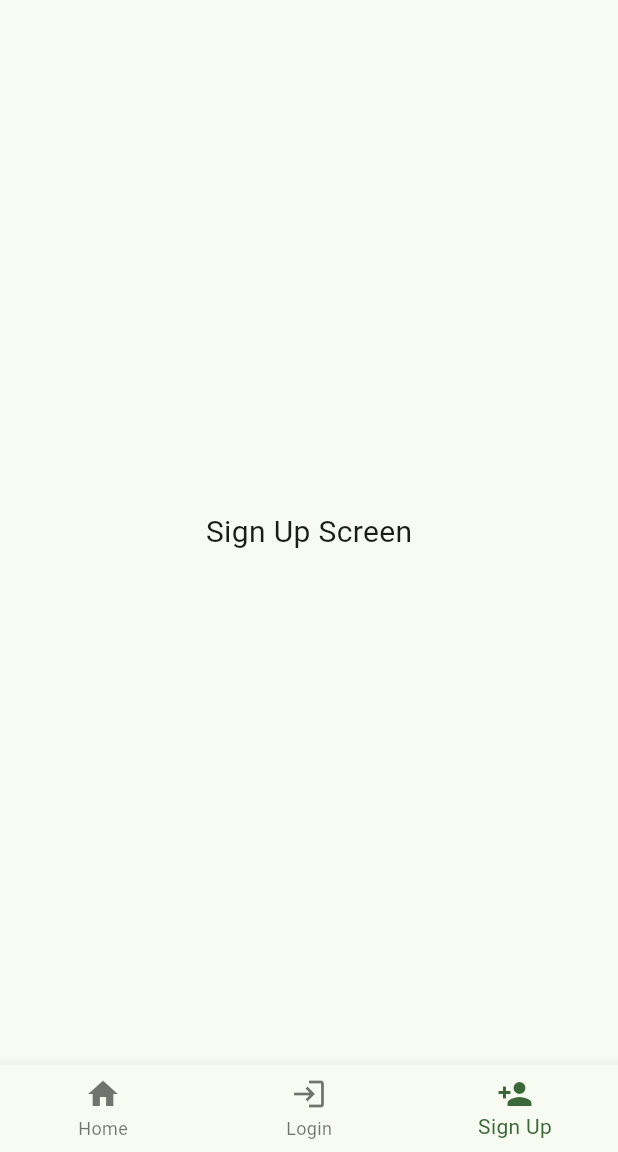
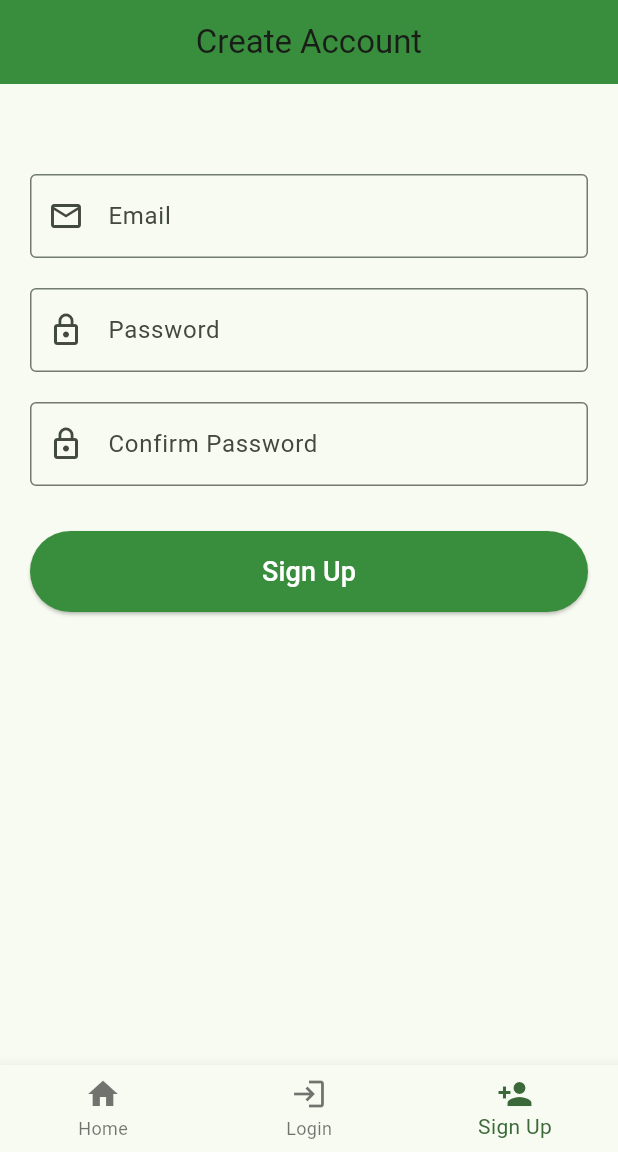
Before and after one commit to karmehr-arora/Recyclopedia, a Flutter app: the screen it shows after launch, item 3 of the bottom bar chosen, on a phone screen of 412 x 824 dp, the part 84-1236 px from its top. Run offline on Flutter 3.47's test engine with Material 3 defaults, Android fonts, the phone set to English and light mode, and no system bars.

Commit message:
Update SignUp page UI and logic

```diff
--- a/frontend/lib/screens/signup_screen.dart
+++ b/frontend/lib/screens/signup_screen.dart
@@ -1,12 +1,108 @@
 import 'package:flutter/material.dart';
 
-class SignUpScreen extends StatelessWidget {
+class SignUpScreen extends StatefulWidget {
   const SignUpScreen({super.key});
 
   @override
+  State<SignUpScreen> createState() => _SignUpScreenState();
+}
+
+class _SignUpScreenState extends State<SignUpScreen> {
+  final _formKey = GlobalKey<FormState>();
+  final _emailController = TextEditingController();
+  final _passwordController = TextEditingController();
+  final _confirmPasswordController = TextEditingController();
+
+  @override
   Widget build(BuildContext context) {
-    return const Center(
-      child: Text('Sign Up Screen', style: TextStyle(fontSize: 20)),
+    return Scaffold(
+      appBar: AppBar(
+        title: const Text('Create Account'),
+        centerTitle: true,
+        backgroundColor: Colors.green[700],
+      ),
+      body: SingleChildScrollView(
+        padding: const EdgeInsets.all(20),
+        child: Form(
+          key: _formKey,
+          child: Column(
+            crossAxisAlignment: CrossAxisAlignment.stretch,
+            children: [
+              const SizedBox(height: 40),
+              TextFormField(
+                controller: _emailController,
+                decoration: const InputDecoration(
+                  labelText: 'Email',
+                  border: OutlineInputBorder(),
+                  prefixIcon: Icon(Icons.email_outlined),
+                ),
+                validator: (value) {
+                  if (value == null || value.isEmpty) {
+                    return 'Please enter your email';
+                  }
+                  if (!value.contains('@')) {
+                    return 'Enter a valid email';
+                  }
+                  return null;
+                },
+              ),
+              const SizedBox(height: 20),
+              TextFormField(
+                controller: _passwordController,
+                obscureText: true,
+                decoration: const InputDecoration(
+                  labelText: 'Password',
+                  border: OutlineInputBorder(),
+                  prefixIcon: Icon(Icons.lock_outline),
+                ),
+                validator: (value) {
+                  if (value == null || value.length < 6) {
+                    return 'Password must be at least 6 characters';
+                  }
+                  return null;
+                },
+              ),
+              const SizedBox(height: 20),
+              TextFormField(
+                controller: _confirmPasswordController,
+                obscureText: true,
+                decoration: const InputDecoration(
+                  labelText: 'Confirm Password',
+                  border: OutlineInputBorder(),
+                  prefixIcon: Icon(Icons.lock_outline),
+                ),
+                validator: (value) {
+                  if (value != _passwordController.text) {
+                    return 'Passwords do not match';
+                  }
+                  return null;
+                },
+              ),
+              const SizedBox(height: 30),
+              ElevatedButton(
+                style: ElevatedButton.styleFrom(
+                  backgroundColor: Colors.green[700],
+                  padding: const EdgeInsets.symmetric(vertical: 14),
+                ),
+                onPressed: () {
+                  if (_formKey.currentState!.validate()) {
+                    ScaffoldMessenger.of(context).showSnackBar(
+                      const SnackBar(
+                        content: Text('Creating account...'),
+                      ),
+                    );
+                    // TODO: connect to backend here
+                  }
+                },
+                child: const Text(
+                  'Sign Up',
+                  style: TextStyle(fontSize: 18, color: Colors.white),
+                ),
+              ),
+            ],
+          ),
+        ),
+      ),
     );
   }
 }
--- /dev/null
+++ b/frontend/lib/signup_page.dart
@@ -0,0 +1,80 @@
+import 'package:flutter/material.dart';
+
+class SignUpPage extends StatefulWidget {
+  const SignUpPage({super.key});
+
+  @override
+  State<SignUpPage> createState() => _SignUpPageState();
+}
+
+class _SignUpPageState extends State<SignUpPage> {
+  final _formKey = GlobalKey<FormState>();
+  final _email = TextEditingController();
+  final _password = TextEditingController();
+  final _confirm = TextEditingController();
+
+  @override
+  Widget build(BuildContext context) {
+    return Scaffold(
+      appBar: AppBar(
+        title: const Text('Sign Up'),
+        centerTitle: true,
+        backgroundColor: Colors.green[700],
+      ),
+      body: Padding(
+        padding: const EdgeInsets.all(20.0),
+        child: Form(
+          key: _formKey,
+          child: Column(
+            crossAxisAlignment: CrossAxisAlignment.stretch,
+            children: [
+              TextFormField(
+                controller: _email,
+                decoration: const InputDecoration(labelText: 'Email'),
+                validator: (value) =>
+                    value!.isEmpty ? 'Please enter your email' : null,
+              ),
+              const SizedBox(height: 15),
+              TextFormField(
+                controller: _password,
+                decoration: const InputDecoration(labelText: 'Password'),
+                obscureText: true,
+                validator: (value) =>
+                    value!.length < 6 ? 'Password too short' : null,
+              ),
+              const SizedBox(height: 15),
+              TextFormField(
+                controller: _confirm,
+                decoration:
+                    const InputDecoration(labelText: 'Confirm Password'),
+                obscureText: true,
+                validator: (value) => value != _password.text
+                    ? 'Passwords do not match'
+                    : null,
+              ),
+              const SizedBox(height: 25),
+              ElevatedButton(
+                style: ElevatedButton.styleFrom(
+                  backgroundColor: Colors.green[700],
+                  padding: const EdgeInsets.symmetric(vertical: 15),
+                ),
+                onPressed: () {
+                  if (_formKey.currentState!.validate()) {
+                    ScaffoldMessenger.of(context).showSnackBar(
+                      const SnackBar(content: Text('Creating account...')),
+                    );
+                    // TODO: connect to backend here
+                  }
+                },
+                child: const Text(
+                  'Create Account',
+                  style: TextStyle(fontSize: 16, color: Colors.white),
+                ),
+              ),
+            ],
+          ),
+        ),
+      ),
+    );
+  }
+}
```
